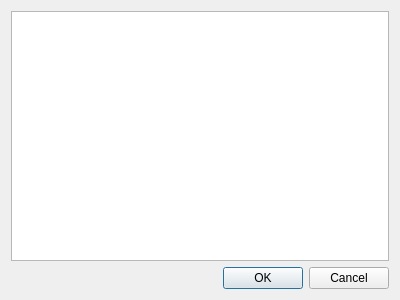
Above: dastardcommander/ui/level_trigger_config.ui from usnistgov/dastardcommander before the change. Below: the same form after it.
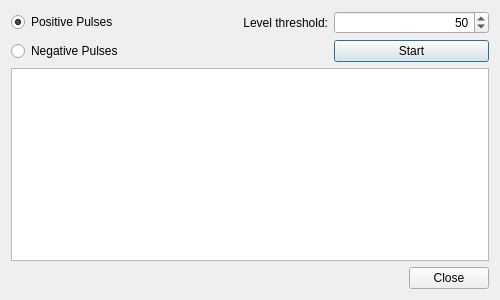
That is the form after the change.

Commit message: Part of a GUI for level trigger configuration

```diff
--- a/dastardcommander/ui/level_trigger_config.ui
+++ b/dastardcommander/ui/level_trigger_config.ui
@@ -6,7 +6,7 @@
    <rect>
     <x>0</x>
     <y>0</y>
-    <width>400</width>
+    <width>500</width>
     <height>300</height>
    </rect>
   </property>
@@ -14,6 +14,69 @@
    <string>Dialog</string>
   </property>
   <layout class="QVBoxLayout" name="verticalLayout">
+   <item>
+    <layout class="QGridLayout" name="gridLayout">
+     <item row="1" column="0">
+      <widget class="QRadioButton" name="negativePulseButton">
+       <property name="toolTip">
+        <string>Negative-going pulses are expected</string>
+       </property>
+       <property name="text">
+        <string>Negative Pulses</string>
+       </property>
+      </widget>
+     </item>
+     <item row="0" column="0">
+      <widget class="QRadioButton" name="positivePulseButton">
+       <property name="toolTip">
+        <string>Positive-going pulses are expected</string>
+       </property>
+       <property name="text">
+        <string>Positive Pulses</string>
+       </property>
+       <property name="checked">
+        <bool>true</bool>
+       </property>
+      </widget>
+     </item>
+     <item row="0" column="1">
+      <widget class="QLabel" name="label">
+       <property name="text">
+        <string>Level threshold:</string>
+       </property>
+       <property name="alignment">
+        <set>Qt::AlignRight|Qt::AlignTrailing|Qt::AlignVCenter</set>
+       </property>
+      </widget>
+     </item>
+     <item row="0" column="2">
+      <widget class="QSpinBox" name="levelSpinBox">
+       <property name="toolTip">
+        <string>Level threshold target value</string>
+       </property>
+       <property name="alignment">
+        <set>Qt::AlignRight|Qt::AlignTrailing|Qt::AlignVCenter</set>
+       </property>
+       <property name="prefix">
+        <string/>
+       </property>
+       <property name="maximum">
+        <number>65535</number>
+       </property>
+       <property name="value">
+        <number>50</number>
+       </property>
+      </widget>
+     </item>
+     <item row="1" column="2">
+      <widget class="QPushButton" name="startButton">
+       <property name="text">
+        <string>Start</string>
+       </property>
+      </widget>
+     </item>
+    </layout>
+   </item>
    <item>
     <widget class="QTextBrowser" name="textBrowser"/>
    </item>
@@ -23,7 +86,7 @@
       <enum>Qt::Horizontal</enum>
      </property>
      <property name="standardButtons">
-      <set>QDialogButtonBox::Cancel|QDialogButtonBox::Ok</set>
+      <set>QDialogButtonBox::Close</set>
      </property>
     </widget>
    </item>
```
Left out of the diff: 2 changed lines with no effect on the pictures. The commit also changes 1 other file.
